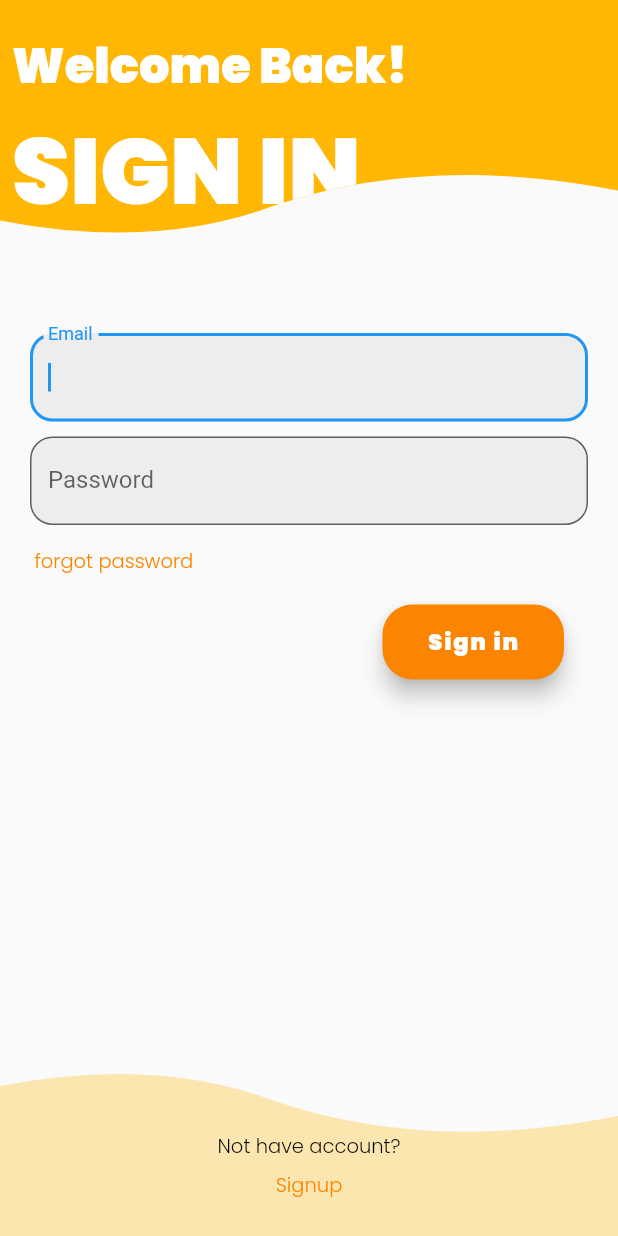
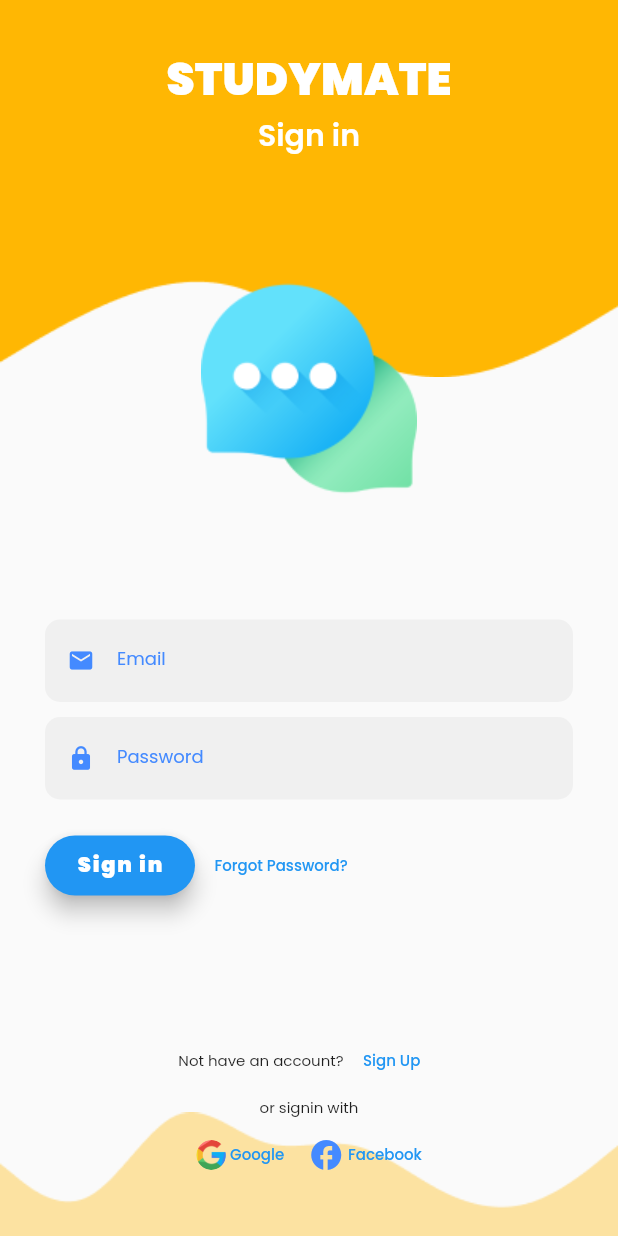
Before and after one commit to wahyusinggihw/lidm-studymate, a Flutter app: the screen it shows after launch, on a phone screen of 412 x 824 dp. Run offline on Flutter 3.47's test engine with Material 2 defaults, Android fonts, the light colour scheme and no system bars; our stand-ins replace cloud_firestore, firebase_auth, firebase_core, flutter_custom_clippers, google_fonts, material_design_icons_flutter and 1 more; accounts and stored records are empty.

Commit message:
add auth dari hanosi

```diff
--- /dev/null
+++ b/lib/Widget/widget_TextField.dart
@@ -0,0 +1,67 @@
+import 'package:google_fonts/google_fonts.dart';
+import 'package:flutter/material.dart';
+
+class TextFieldsWidget extends StatelessWidget {
+  // final Key formKey;
+  final String hintText;
+  final bool obscureText;
+  final IconData prefixIconData;
+  final TextEditingController controller;
+  final FormFieldValidator<String>? validator;
+  // final IconData suffixIconData;
+  // final Function onChanged;
+
+  const TextFieldsWidget({
+    Key? key,
+    // required this.formKey,
+    required this.hintText,
+    required this.obscureText,
+    required this.prefixIconData,
+    required this.controller,
+    required this.validator,
+    // required this.suffixIconData,
+    // required this.onChanged,
+  }) : super(key: key);
+
+  @override
+  Widget build(BuildContext context) {
+    return TextFormField(
+      // key: formKey,
+      obscureText: obscureText,
+      style: TextStyle(
+        fontSize: 12,
+        fontFamily: GoogleFonts.poppins().fontFamily,
+      ),
+      cursorColor: Colors.blue,
+      controller: controller,
+      decoration: InputDecoration(
+        hintText: hintText,
+        hintStyle: TextStyle(
+          fontSize: 12,
+          color: Colors.blueAccent,
+          fontFamily: GoogleFonts.poppins().fontFamily,
+        ),
+        prefixIcon: Icon(
+          prefixIconData,
+          size: 18,
+          color: Colors.blueAccent,
+        ),
+        filled: true,
+        labelText: hintText,
+        enabledBorder: UnderlineInputBorder(
+          borderRadius: BorderRadius.circular(10),
+          borderSide: BorderSide.none,
+        ),
+        focusedBorder: OutlineInputBorder(
+          borderRadius: BorderRadius.circular(10),
+          borderSide: const BorderSide(
+            color: Colors.blueAccent,
+            width: 1.0,
+          ),
+        ),
+        labelStyle: const TextStyle(color: Colors.blueAccent),
+      ),
+      validator: validator,
+    );
+  }
+}
--- /dev/null
+++ b/lib/main/auth/UI_SignIn.dart
@@ -0,0 +1,291 @@
+// import 'package:all/pages/Menu/UI_Home.dart';
+import 'package:flutter/material.dart';
+import 'package:google_fonts/google_fonts.dart';
+import '../../../Widget/widget_TextField.dart';
+import 'UI_SignUp.dart';
+import 'UI_ForgetPassword.dart';
+import 'package:provider/provider.dart';
+import 'auth_model.dart';
+// import '../Menu/UI_Home.dart';
+// import '../Bar/UI_BottomBar.dart';
+
+class SignIn extends StatefulWidget {
+  const SignIn({Key? key}) : super(key: key);
+
+  @override
+  State<SignIn> createState() => _SignInState();
+}
+
+class _SignInState extends State<SignIn> {
+  final _formKey = GlobalKey<FormState>();
+
+  @override
+  Widget build(BuildContext context) {
+    final TextEditingController _emailController = TextEditingController();
+    final TextEditingController _passwordController = TextEditingController();
+    final authService = Provider.of<AuthService>(context);
+
+    return Scaffold(
+      body: Material(
+        child: Container(
+          width: double.infinity,
+          height: double.infinity,
+          decoration: const BoxDecoration(
+            image: DecorationImage(
+              image: AssetImage('assets/images/Union.png'),
+              fit: BoxFit.fitWidth,
+              alignment: Alignment.topCenter,
+            ),
+          ),
+          child: Container(
+            width: double.infinity,
+            height: double.infinity,
+            decoration: const BoxDecoration(
+              image: DecorationImage(
+                image: AssetImage('assets/images/Vector.png'),
+                fit: BoxFit.fitWidth,
+                alignment: Alignment.bottomCenter,
+              ),
+            ),
+            child: Padding(
+              padding: const EdgeInsets.all(30.0),
+              // child: SingleChildScrollView(
+              child: Column(
+                mainAxisAlignment: MainAxisAlignment.spaceBetween,
+                children: [
+                  Column(
+                    children: [
+                      Text(
+                        "STUDYMATE",
+                        style: GoogleFonts.poppins(
+                            fontSize: 30,
+                            fontWeight: FontWeight.w900,
+                            color: Colors.white),
+                      ),
+                      Text(
+                        "Sign in",
+                        style: GoogleFonts.poppins(
+                            fontSize: 20,
+                            fontWeight: FontWeight.w600,
+                            color: Colors.white),
+                      ),
+                    ],
+                  ),
+                  Image.asset('assets/images/logo.png'),
+                  Form(
+                    key: _formKey,
+                    child: Column(
+                      children: [
+                        TextFieldsWidget(
+                          controller: _emailController,
+                          hintText: 'Email',
+                          obscureText: false,
+                          prefixIconData: Icons.email,
+                          validator: (value) {
+                            if (value!.isEmpty) {
+                              return "email can't be empty";
+                            } else {
+                              return null;
+                            }
+                          },
+                        ),
+                        const SizedBox(
+                          height: 10,
+                        ),
+                        TextFieldsWidget(
+                          controller: _passwordController,
+                          hintText: 'Password',
+                          obscureText: true,
+                          prefixIconData: Icons.lock,
+                          validator: (value) {
+                            if (value!.isEmpty) {
+                              return "password can't be empty";
+                            } else {
+                              return null;
+                            }
+                          },
+                        ),
+                        const SizedBox(
+                          height: 20,
+                        ),
+                        Row(
+                          crossAxisAlignment: CrossAxisAlignment.center,
+                          children: [
+                            SizedBox(
+                              width: 100,
+                              height: 40,
+                              child: FloatingActionButton(
+                                // backgroundColor: colorOrange1,
+                                shape: RoundedRectangleBorder(
+                                    borderRadius: BorderRadius.circular(20)),
+                                child: Text(
+                                  'Sign in',
+                                  style: GoogleFonts.poppins(
+                                      color: Colors.white,
+                                      fontSize: 14,
+                                      fontWeight: FontWeight.w900),
+                                ),
+                                onPressed: () async {
+                                  if (_formKey.currentState!.validate()) {
+                                    var message = await authService.signIn(
+                                        email: _emailController.text,
+                                        password: _passwordController.text);
+
+                                    if (message!.contains("Success")) {
+                                      var snackBar = SnackBar(
+                                        shape: RoundedRectangleBorder(
+                                            borderRadius:
+                                                BorderRadius.circular(8)),
+                                        behavior: SnackBarBehavior.floating,
+                                        backgroundColor: Colors.blue,
+                                        duration: Duration(seconds: 4),
+                                        content: Text(
+                                          authService.getUser() == null
+                                              ? ""
+                                              : "Login sebagai " +
+                                                  authService
+                                                      .getUser()
+                                                      .displayName
+                                                      .toString(),
+                                        ),
+                                      );
+                                      ScaffoldMessenger.of(context)
+                                          .showSnackBar(snackBar);
+                                      Navigator.pushNamed(context, '/home');
+                                    } else {
+                                      print(message.toString());
+                                      var snackBar = SnackBar(
+                                        shape: RoundedRectangleBorder(
+                                            borderRadius:
+                                                BorderRadius.circular(8)),
+                                        behavior: SnackBarBehavior.floating,
+                                        backgroundColor: Colors.red,
+                                        duration: Duration(seconds: 4),
+                                        content: Text(message.toString()),
+                                      );
+                                      ScaffoldMessenger.of(context)
+                                          .showSnackBar(snackBar);
+                                    }
+                                  }
+                                },
+                              ),
+                            ),
+                            const SizedBox(
+                              width: 5,
+                            ),
+                            TextButton(
+                              onPressed: () {
+                                // Navigator.push(
+                                //     context,
+                                //     MaterialPageRoute(
+                                //         builder: (context) =>
+                                //             const ForgetPassword()));
+                              },
+                              child: Text(
+                                'Forgot Password?',
+                                style: TextStyle(
+                                  fontSize: 10,
+                                  fontFamily: GoogleFonts.poppins().fontFamily,
+                                ),
+                              ),
+                            ),
+                          ],
+                        ),
+                      ],
+                    ),
+                  ),
+                  Column(
+                    mainAxisAlignment: MainAxisAlignment.center,
+                    children: [
+                      Row(
+                        mainAxisAlignment: MainAxisAlignment.center,
+                        children: [
+                          Text(
+                            'Not have an account?',
+                            style: TextStyle(
+                              fontSize: 10,
+                              fontFamily: GoogleFonts.poppins().fontFamily,
+                            ),
+                          ),
+                          TextButton(
+                            onPressed: () {
+                              Navigator.pushNamed(context, '/register');
+                            },
+                            child: Text(
+                              'Sign Up',
+                              style: TextStyle(
+                                fontSize: 10,
+                                fontFamily: GoogleFonts.poppins().fontFamily,
+                              ),
+                            ),
+                          ),
+                        ],
+                      ),
+                      Text(
+                        'or signin with',
+                        style: TextStyle(
+                          fontSize: 10,
+                          fontFamily: GoogleFonts.poppins().fontFamily,
+                        ),
+                      ),
+                      Row(
+                        mainAxisAlignment: MainAxisAlignment.center,
+                        children: [
+                          TextButton(
+                            onPressed: () {},
+                            child: Row(
+                              children: [
+                                Container(
+                                  clipBehavior: Clip.antiAlias,
+                                  decoration: const BoxDecoration(
+                                      shape: BoxShape.circle),
+                                  child: Image.asset(
+                                    'assets/images/google.png',
+                                    height: 20,
+                                    width: 20,
+                                  ),
+                                ),
+                                Text(
+                                  ' Google',
+                                  style: TextStyle(
+                                    fontSize: 10,
+                                    fontFamily:
+                                        GoogleFonts.poppins().fontFamily,
+                                  ),
+                                ),
+                              ],
+                            ),
+                          ),
+                          TextButton(
+                            onPressed: () {},
+                            child: Row(
+                              children: [
+                                const Icon(
+                                  Icons.facebook,
+                                  color: Colors.blueAccent,
+                                ),
+                                Text(
+                                  ' Facebook',
+                                  style: TextStyle(
+                                    fontSize: 10,
+                                    fontFamily:
+                                        GoogleFonts.poppins().fontFamily,
+                                  ),
+                                ),
+                              ],
+                            ),
+                          ),
+                        ],
+                      ),
+                    ],
+                  ),
+                ],
+              ),
+              // ),
+            ),
+          ),
+        ),
+      ),
+    );
+  }
+}
--- a/lib/main/auth/login.dart
+++ b/lib/main/auth/_login.dart
@@ -14,12 +14,12 @@ class Login extends StatefulWidget {
 }
 
 class _LoginState extends State<Login> {
+  final _formKey = GlobalKey<FormState>();
+
   @override
   Widget build(BuildContext context) {
     TextEditingController _emailController = TextEditingController();
     TextEditingController _passwordController = TextEditingController();
-
-    final _formKey = GlobalKey<FormState>();
 
     final authService = Provider.of<AuthService>(context);
 
--- a/lib/main/quads/q1.dart
+++ b/lib/main/quads/q1.dart
@@ -205,7 +205,7 @@ class Q1State extends State<Q1> {
             SizedBox(height: 20),
             Expanded(
               child: ListView(
-                physics: BouncingScrollPhysics(),
+                physics: const BouncingScrollPhysics(),
                 children: [
                   StreamBuilder(
                     stream: _q1Stream,
--- a/lib/routes.dart
+++ b/lib/routes.dart
@@ -1,6 +1,8 @@
 import 'package:flutter/material.dart';
-import 'package:study_mate/main/auth/login.dart';
-import 'package:study_mate/main/auth/register.dart';
+import 'package:study_mate/main/auth/UI_SignIn.dart';
+import 'package:study_mate/main/auth/UI_SignUp.dart';
+// import 'package:study_mate/main/auth/login.dart';
+// import 'package:study_mate/main/auth/register.dart';
 import 'package:study_mate/main/bottom_bar.dart';
 import 'package:study_mate/main/quads/q1.dart';
 import 'package:study_mate/main/quads/q2.dart';
@@ -16,9 +18,9 @@ class Routes extends StatelessWidget {
         debugShowCheckedModeBanner: false,
         initialRoute: '/',
         routes: {
-          '/': (context) => const Login(),
-          '/register': (context) => const Register(),
-          '/login': (context) => const Login(),
+          '/': (context) => const SignIn(),
+          '/register': (context) => const SignUp(),
+          '/login': (context) => const SignIn(),
           '/home': (context) => BottomBar(),
           '/q1': (context) => Q1(),
           '/q2': (context) => Q2(),
```
Also changed, not shown: lib/main/auth/UI_ForgetPassword.dart (added, +15 -0 lines), lib/main/auth/UI_SignUp.dart (added, +316 -0 lines), lib/main/quad.dart (+4 -4 lines), pubspec.yaml (+7 -1 lines), assets/images/Union.png (added), assets/images/Vector.png (added), assets/images/facebook.png (added), assets/images/google.png (added), assets/images/logo.png (added), assets/images/profile.jpeg (added), lib/main/auth/_register.dart (renamed from lib/main/auth/register.dart), 1 other file.
